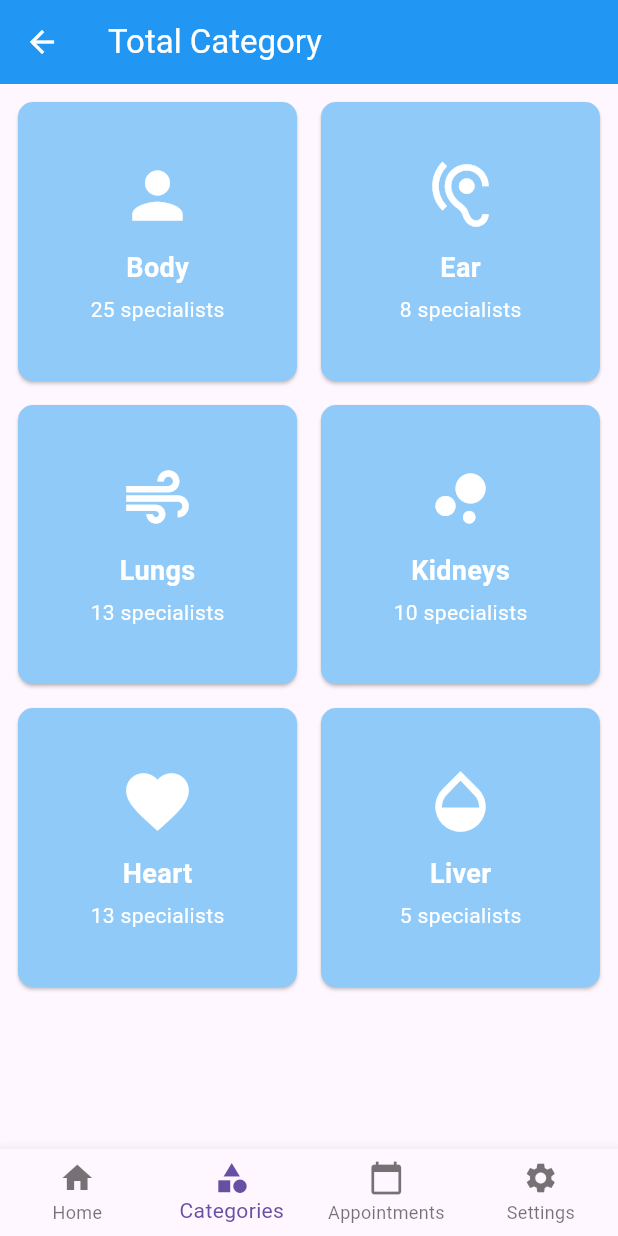
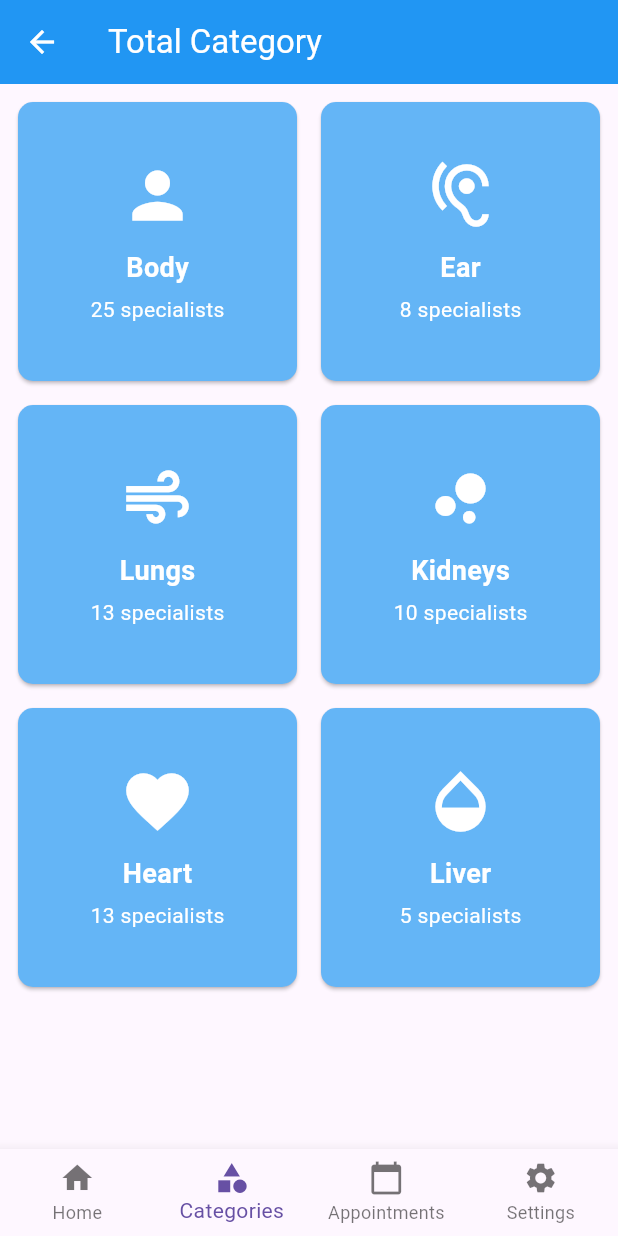
Before and after one commit to charite-uwatwembi/Group38_FlutterProject, a Flutter app: the TotalCategoryPage screen opened directly, on a phone screen of 412 x 824 dp. Run offline on Flutter 3.47's test engine with Material 3 defaults, Android fonts, the phone set to English and light mode, and no system bars; our stand-ins replace auto_size_text, get, velocity_x; Roboto replaces fonts that are missing (nunito).

Commit message:
fixed some erros

```diff
--- a/baho_app/lib/views/categories_view/categories_view.dart
+++ b/baho_app/lib/views/categories_view/categories_view.dart
@@ -103,7 +103,7 @@ class CategoryCard extends StatelessWidget {
   @override
   Widget build(BuildContext context) {
     return Card(
-      color: Colors.blue[200],
+      color: Colors.blue[300],
       shape: RoundedRectangleBorder(borderRadius: BorderRadius.circular(10)),
       child: Column(
         mainAxisAlignment: MainAxisAlignment.center,
```
